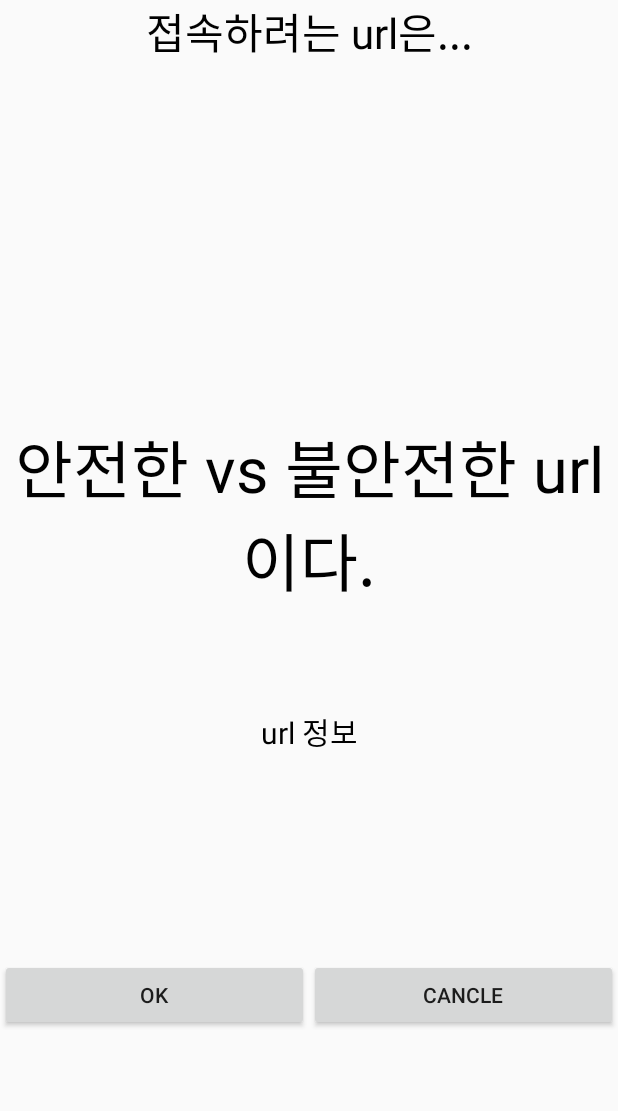
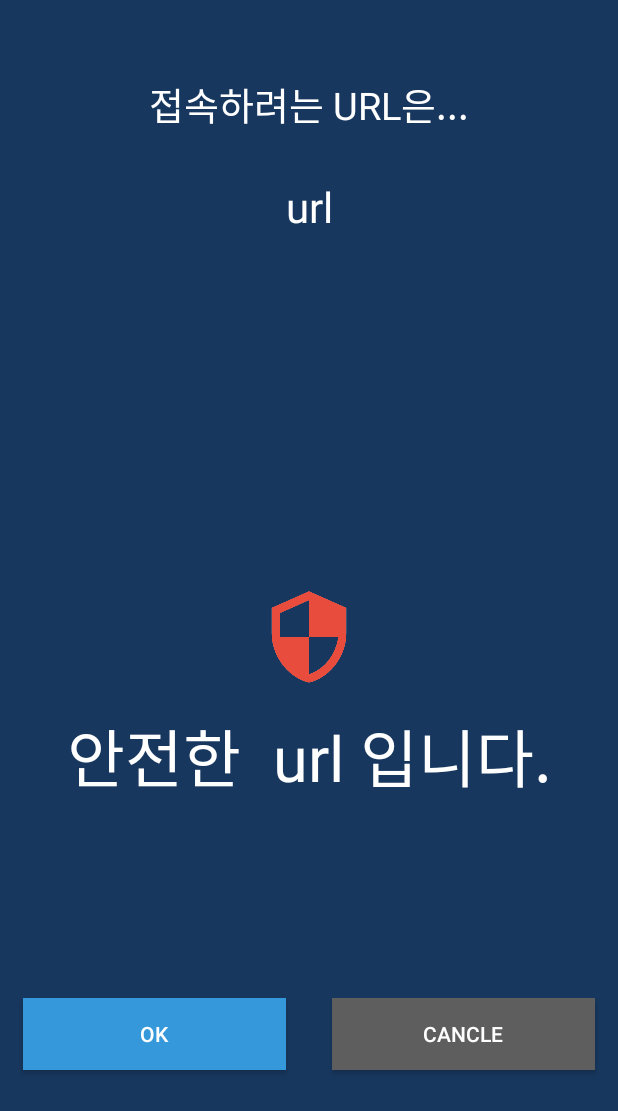
Before and after one commit to Hanturtle/Safety_QR, an Android app: the layout activity_result.xml on its own in the app's theme, with its tools: preview values and no code run, on a phone screen of 412 x 824 dp. Shown: the top 1111 px of the screen. Run offline under Robolectric (Android 15) with nearby library versions, the phone set to English and light mode, and no system bars.

Commit message:
QR_Result UI 수정

```diff
--- a/안드로이드/Safety_QR/app/src/main/AndroidManifest.xml
+++ b/안드로이드/Safety_QR/app/src/main/AndroidManifest.xml
@@ -11,7 +11,7 @@
         android:supportsRtl="true"
         android:theme="@style/AppTheme"
         android:hardwareAccelerated="true">
-        <activity android:name=".ScanResult"
+        <activity android:name=".MainActivity"
             android:theme="@style/Theme.AppCompat">
             <intent-filter>
                 <action android:name="android.intent.action.MAIN" />
@@ -25,7 +25,7 @@
 
 
         <activity android:name=".ScanQR"></activity>
-        <activity android:name=".MainActivity"></activity>
+        <activity android:name=".ScanResult"></activity>
     </application>
 
 </manifest>
--- a/안드로이드/Safety_QR/app/src/main/java/com/example/safety_qr/ScanResult.java
+++ b/안드로이드/Safety_QR/app/src/main/java/com/example/safety_qr/ScanResult.java
@@ -6,6 +6,7 @@ import android.net.Uri;
 import android.os.Bundle;
 import android.view.View;
 import android.widget.Button;
+import android.widget.ImageView;
 import android.widget.LinearLayout;
 import android.widget.TextView;
 
@@ -18,46 +19,54 @@ public class ScanResult extends AppCompatActivity {
         super.onCreate(savedInstanceState);
         setContentView(R.layout.activity_result);
 
-        TextView detailtextView = findViewById(R.id.detail_textView);
+        //TextView detailtextView = findViewById(R.id.detail_textView);
         TextView checktextView = findViewById(R.id.check_textView);
         TextView urltextView = findViewById(R.id.url_textView);
         LinearLayout backGround = (LinearLayout) findViewById(R.id.qr_result);
+        ImageView imageView = findViewById(R.id.markImgView);
+        Button cancle_button = findViewById(R.id.ok_button);
+        Button ok_button = (Button)findViewById(R.id.ok_button);
 
 
         //여기에 url 값도 불러와 초기화해주세요
         final String url = "http://www.naver.com";
-        urltextView.setText("접속하려는 url은...\n" + url);
+        urltextView.setText(url);
 
         //여기에 % 값 넘겨주는 변수 percent에 초기화해주세요..
-        int percent = 55;
+        int percent = 0;
         /*Intent intent = new Intent();
         int percent = intent.getIntExtra("percent");  */
 
-        detailtextView.setText("악성 url일 확률은  "+percent + "% 입니다.");
+       // detailtextView.setText(percent);
 
         if(percent != 0){  //악성이라면
             //배경 레드
-            backGround.setBackgroundColor(0xffff0000);
-
+            //backGround.setBackgroundColor(0xffff0000);
+            urltextView.setBackgroundColor(0xffe84c3d);
             //check_textView '악성 url 입니다.'
-            checktextView.setText("악성 url 입니다.");
+            checktextView.setText("악성 URL 입니다.");
 
             //확인 버튼 숨기기
-            Button button = findViewById(R.id.ok_button);
-            button.setVisibility(View.GONE);
+            cancle_button.setVisibility(View.GONE);
+
+            //mark == red
+            imageView.setImageResource(R.drawable.red_mark);
+
 
 
         }
         else{   //안전한 url이라면
             //배경 그린
-            backGround.setBackgroundColor(0xff00ff00);
+            //backGround.setBackgroundColor(0xff00ff00);
+            urltextView.setBackgroundColor(0xff27ae61);
+            //check_textView '안전한 url 입니다.'
+            checktextView.setText("안전한 URL 입니다.");
 
-            //check_textView '안전한 url 입니다.'
-            checktextView.setText("안전한 url 입니다.");
+            //mark == green
+            imageView.setImageResource(R.drawable.green_mark);
 
             //접속 버튼 눌렀을때 해당 액션 작동
-            Button button = (Button)findViewById(R.id.ok_button);
-            button.setOnClickListener(new View.OnClickListener(){
+            ok_button.setOnClickListener(new View.OnClickListener(){
                 @Override
                 public void onClick(View view){
                     Intent intent = new Intent(Intent.ACTION_VIEW, Uri.parse(url));
--- a/안드로이드/Safety_QR/app/src/main/res/layout/activity_result.xml
+++ b/안드로이드/Safety_QR/app/src/main/res/layout/activity_result.xml
@@ -1,83 +1,103 @@
 <?xml version="1.0" encoding="utf-8"?>
 <LinearLayout xmlns:android="http://schemas.android.com/apk/res/android"
+    xmlns:app="http://schemas.android.com/apk/res-auto"
+    android:id="@+id/qr_result"
     android:layout_width="match_parent"
     android:layout_height="match_parent"
-    android:orientation="vertical"
-    android:id="@+id/qr_result">
+    android:background="#ff17375e"
+    android:orientation="vertical">
 
-    <ScrollView
+    <LinearLayout
         android:layout_width="match_parent"
-        android:layout_height="wrap_content"
-        android:layout_weight="1">
+        android:layout_height="match_parent"
+        android:layout_weight="3"
+        android:orientation="vertical">
 
         <LinearLayout
             android:layout_width="match_parent"
             android:layout_height="wrap_content"
+            android:layout_marginTop="50dp"
             android:orientation="vertical">
+
+            <TextView
+                android:id="@+id/textView"
+                android:layout_width="match_parent"
+                android:layout_height="wrap_content"
+                android:gravity="center"
+                android:paddingBottom="30dp"
+                android:text="접속하려는 URL은..."
+                android:textColor="#ffffffff"
+                android:textSize="25sp" />
 
             <TextView
                 android:id="@+id/url_textView"
                 android:layout_width="match_parent"
-                android:layout_height="wrap_content"
+                android:layout_height="150dp"
+                android:layout_marginLeft="30dp"
+                android:layout_marginRight="30dp"
+                android:gravity="center_horizontal"
+                android:text="url"
+                android:textColor="#ffffffff"
+                android:textSize="28sp" />
+        </LinearLayout>
+    </LinearLayout>
+
+
+    <LinearLayout
+        android:layout_width="match_parent"
+        android:layout_height="match_parent"
+        android:layout_weight="2"
+        android:orientation="vertical"
+        android:paddingTop="50dp">
+
+        <ImageView
+            android:id="@+id/markImgView"
+            android:layout_width="match_parent"
+            android:layout_height="70dp"
             android:layout_weight="1"
-                android:text="접속하려는 url은...\n"
-                android:textColor="#000000"
-                android:textSize="28sp"
-                android:gravity="center"/>
-        </LinearLayout>
-    </ScrollView>
+            app:srcCompat="@drawable/red_mark" />
 
         <TextView
             android:id="@+id/check_textView"
             android:layout_width="match_parent"
             android:layout_height="wrap_content"
-        android:layout_weight="1"
-        android:text="안전한 vs 불안전한 url이다."
-        android:textColor="#000000"
-        android:textSize="42sp"
-        android:gravity="center"/>
-
-    <ScrollView
-        android:layout_width="match_parent"
-        android:layout_height="wrap_content"
-        android:layout_weight="1">
+            android:layout_weight="5"
+            android:gravity="center_horizontal"
+            android:text="안전한  url 입니다."
+            android:textColor="#ffffffff"
+            android:textSize="42sp" />
 
         <LinearLayout
             android:layout_width="match_parent"
             android:layout_height="wrap_content"
-            android:orientation="vertical" >
-
-            <TextView
-                android:id="@+id/detail_textView"
-                android:layout_width="match_parent"
-                android:layout_height="wrap_content"
-                android:text="url 정보"
-                android:textColor="#000000"
-                android:textSize="20sp"
-                android:gravity="center"/>
-        </LinearLayout>
-    </ScrollView>
-
-    <LinearLayout
-        android:layout_width="match_parent"
-        android:layout_height="wrap_content"
-        android:layout_weight="1"
+            android:layout_marginTop="20dp"
+            android:layout_weight="5"
             android:orientation="horizontal">
 
             <Button
                 android:id="@+id/ok_button"
                 android:layout_width="wrap_content"
                 android:layout_height="wrap_content"
+                android:layout_marginLeft="15dp"
+                android:layout_marginRight="15dp"
                 android:layout_weight="1"
+                android:background="#ff3598db"
                 android:onClick="goLink"
-            android:text="ok" />
+                android:text="ok"
+                android:textColor="#ffffffff" />
 
             <Button
                 android:id="@+id/cancle_button"
                 android:layout_width="wrap_content"
                 android:layout_height="wrap_content"
+                android:layout_marginLeft="15dp"
+                android:layout_marginRight="15dp"
                 android:layout_weight="1"
+                android:background="#ff5e5e5e"
                 android:onClick="Cancle"
-            android:text="cancle" />
+                android:text="cancle"
+                android:textColor="#ffffffff" />
         </LinearLayout>
     </LinearLayout>
+
+</LinearLayout>
```
Also changed, not shown: 안드로이드/Safety_QR/app/src/main/res/drawable/green_mark.png (added), 안드로이드/Safety_QR/app/src/main/res/drawable/red_mark.png (added). Lines whose indentation alone changed are shown as unchanged.
